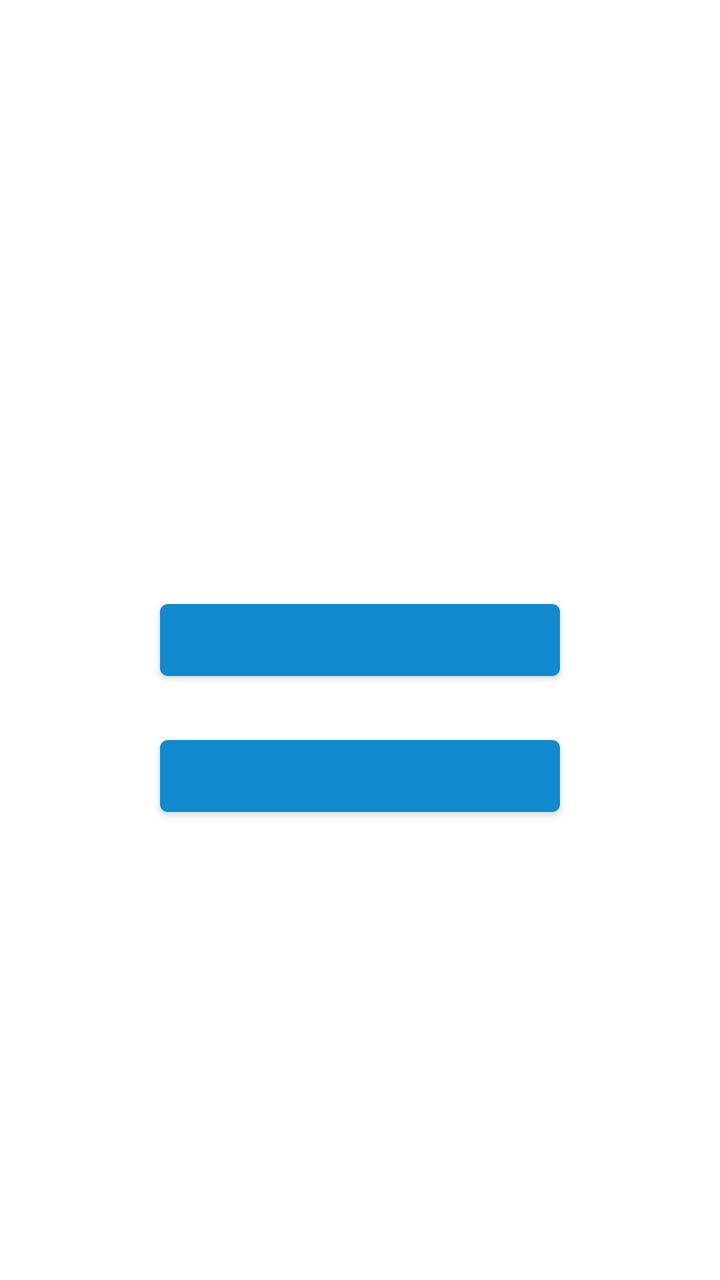
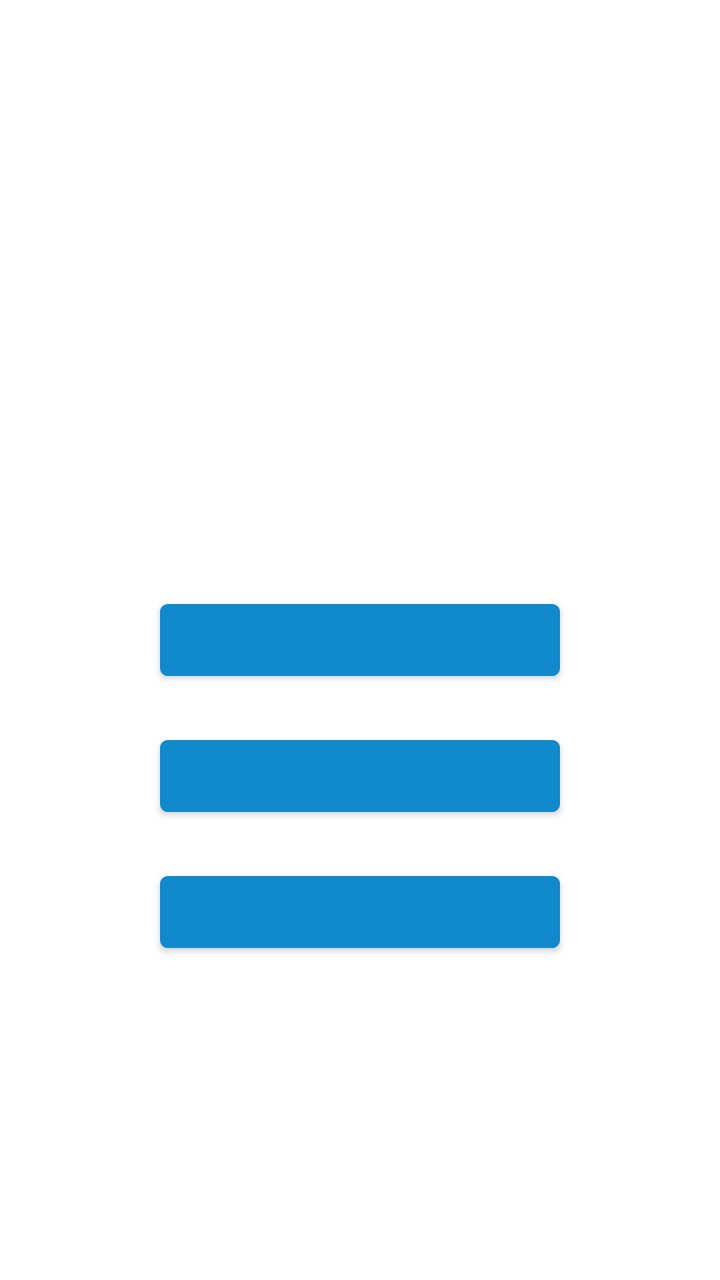

Two renders of the same Android screen: before a commit and after it. Below are the layout's source before the change and the commit's diff.
<!-- AndroidManifest.xml: application theme Theme.AndroidLifecyclesCourse -->
<!-- res/layout/activity_service.xml -->
<?xml version="1.0" encoding="utf-8"?>
<androidx.constraintlayout.widget.ConstraintLayout
    xmlns:android="http://schemas.android.com/apk/res/android"
    xmlns:app="http://schemas.android.com/apk/res-auto"
    xmlns:tools="http://schemas.android.com/tools"
    android:layout_width="match_parent"
    android:layout_height="match_parent">

    <Button
        android:id="@+id/btnToggleService"
        android:layout_width="200dp"
        android:layout_height="wrap_content"
        app:layout_constraintStart_toStartOf="parent"
        app:layout_constraintEnd_toEndOf="parent"
        app:layout_constraintTop_toTopOf="parent"
        app:layout_constraintBottom_toBottomOf="parent"
        />

    <Button
        android:id="@+id/btnToggleForegroundService"
        android:layout_width="200dp"
        android:layout_height="wrap_content"
        app:layout_constraintStart_toStartOf="parent"
        app:layout_constraintEnd_toEndOf="parent"
        app:layout_constraintTop_toBottomOf="@id/btnToggleService"
        android:layout_marginTop="20dp"
        />

</androidx.constraintlayout.widget.ConstraintLayout>
<!-- resources referenced by this layout -->
<resources>
  <style name="Theme.AndroidLifecyclesCourse" parent="Theme.MaterialComponents.DayNight.NoActionBar">
          
          <item name="colorPrimary">@color/primary</item>
          <item name="colorPrimaryVariant">@color/primary_variant</item>
          <item name="colorOnPrimary">@color/white</item>
  
          <item name="colorControlActivated">@color/primary_light</item>
  
  
          
          <item name="android:statusBarColor" tools:targetApi="l">?attr/colorPrimaryVariant</item>
          
      </style>
  <color name="primary">#1189CD</color>
  <color name="primary_variant">#02558A</color>
  <color name="white">#FFFFFFFF</color>
  <color name="primary_light" type="color">#64ABCA</color>
</resources>

<!-- the commit's change to res/layout/activity_service.xml (unified diff, before → after) -->
@@ -26,4 +26,15 @@
         android:layout_marginTop="20dp"
         />
 
+
+    <Button
+        android:id="@+id/btnToggleOverlayService"
+        android:layout_width="200dp"
+        android:layout_height="wrap_content"
+        app:layout_constraintStart_toStartOf="parent"
+        app:layout_constraintEnd_toEndOf="parent"
+        app:layout_constraintTop_toBottomOf="@id/btnToggleForegroundService"
+        android:layout_marginTop="20dp"
+        />
+
 </androidx.constraintlayout.widget.ConstraintLayout>
